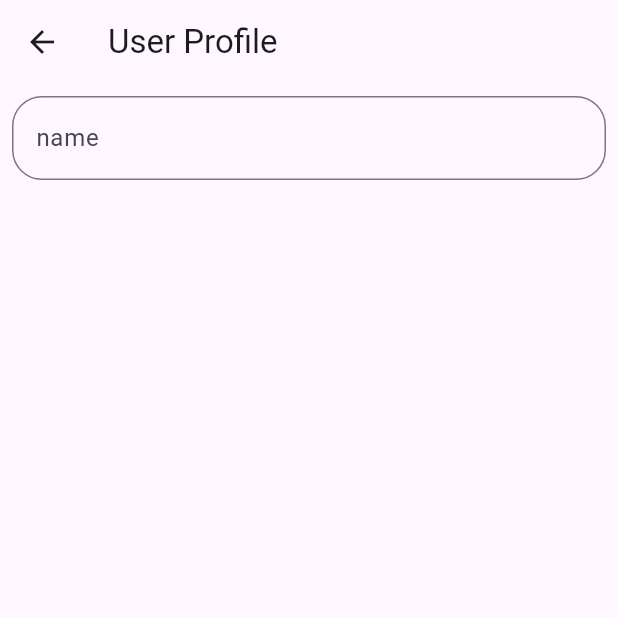
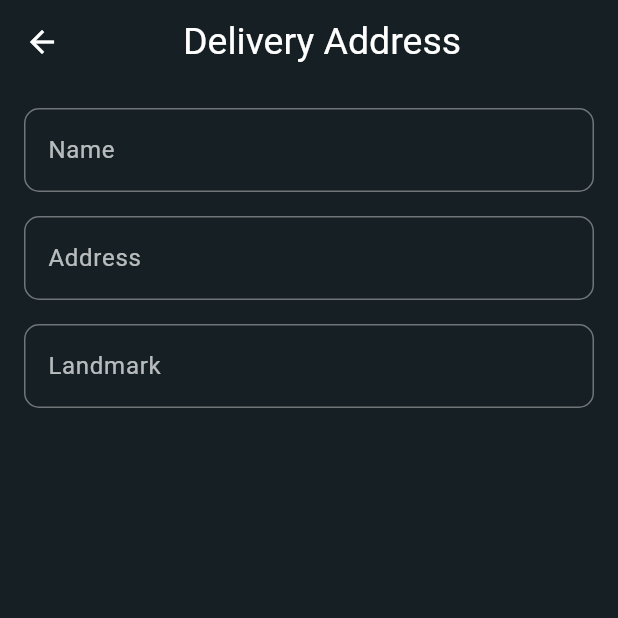
Before and after one commit to PriyadhaPrakash/Fishy, a Flutter app: the ProfilePage screen opened directly, on a phone screen of 412 x 824 dp, the top half of it. Run offline on Flutter 3.47's test engine with Material 3 defaults, Android fonts, the phone set to English and light mode, and no system bars; our stand-ins replace carousel_slider, flutter_otp_text_field.

Commit message:
profile page

```diff
--- a/lib/main.dart
+++ b/lib/main.dart
@@ -37,7 +37,7 @@ class MyApp extends StatelessWidget {
         // tested with just a hot reload.
         colorScheme: ColorScheme.fromSeed(seedColor: Colors.deepPurple),
       ),
-      home:OtpPage()
+      home:ProfilePage()
     );
   }
 }
--- a/lib/profile_page.dart
+++ b/lib/profile_page.dart
@@ -8,17 +8,85 @@ class ProfilePage extends StatefulWidget {
 }
 
 class _ProfilePageState extends State<ProfilePage> {
+  final TextEditingController _nameController = TextEditingController();
+  final TextEditingController _addressController = TextEditingController();
+  final TextEditingController _landmarkController = TextEditingController();
+
   @override
   Widget build(BuildContext context) {
     return Scaffold(
-      appBar: AppBar(leading: BackButton(), title: Text("User Profile")),
+      backgroundColor: const Color(0xFF151F24),
+      appBar: AppBar(
+        leading: const BackButton(color: Colors.white),
+        backgroundColor: const Color(0xFF151F24),
+        title: const Padding(
+          padding: EdgeInsets.symmetric(horizontal: 50, vertical: 10),
+          child: Text(
+            "Delivery Address",
+            style: TextStyle(color: Colors.white, fontSize: 25),
+          ),
+        ),
+      ),
       body: Padding(
-        padding: const EdgeInsets.all(8.0),
-        child: TextField(
-          decoration: InputDecoration(
-            hintText: "name",
-            border: OutlineInputBorder(borderRadius: BorderRadius.circular(20)),
-          ),
+        padding: const EdgeInsets.all(16.0),
+        child: Column(
+          children: [
+            // Name Field
+            TextField(
+              controller: _nameController,
+              style: const TextStyle(color: Colors.white),
+              decoration: InputDecoration(
+                labelText: 'Name',
+                labelStyle: const TextStyle(color: Colors.white70),
+                enabledBorder: OutlineInputBorder(
+                  borderSide: const BorderSide(color: Colors.white38),
+                  borderRadius: BorderRadius.circular(10),
+                ),
+                focusedBorder: OutlineInputBorder(
+                  borderSide: const BorderSide(color: Colors.white),
+                  borderRadius: BorderRadius.circular(10),
+                ),
+              ),
+            ),
+            const SizedBox(height: 16),
+
+            // Address Field
+            TextField(
+              controller: _addressController,
+              style: const TextStyle(color: Colors.white),
+              decoration: InputDecoration(
+                labelText: 'Address',
+                labelStyle: const TextStyle(color: Colors.white70),
+                enabledBorder: OutlineInputBorder(
+                  borderSide: const BorderSide(color: Colors.white38),
+                  borderRadius: BorderRadius.circular(10),
+                ),
+                focusedBorder: OutlineInputBorder(
+                  borderSide: const BorderSide(color: Colors.white),
+                  borderRadius: BorderRadius.circular(10),
+                ),
+              ),
+            ),
+            const SizedBox(height: 16),
+
+            // Landmark Field
+            TextField(
+              controller: _landmarkController,
+              style: const TextStyle(color: Colors.white),
+              decoration: InputDecoration(
+                labelText: 'Landmark',
+                labelStyle: const TextStyle(color: Colors.white70),
+                enabledBorder: OutlineInputBorder(
+                  borderSide: const BorderSide(color: Colors.white38),
+                  borderRadius: BorderRadius.circular(10),
+                ),
+                focusedBorder: OutlineInputBorder(
+                  borderSide: const BorderSide(color: Colors.white),
+                  borderRadius: BorderRadius.circular(10),
+                ),
+              ),
+            ),
+          ],
         ),
       ),
     );
```
